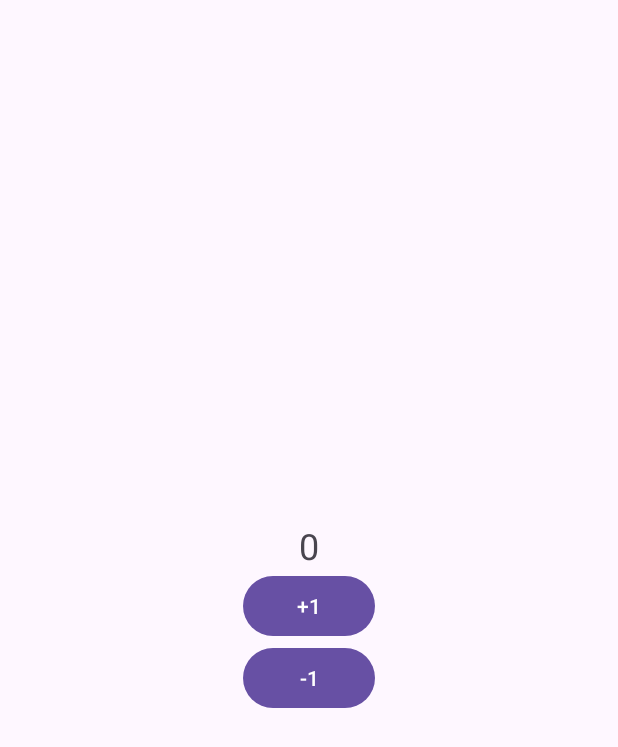
After one commit to Nurik-vip009/homework_3.2, an Android app: the layout fragment_first.xml on its own in the app's theme, with its tools: preview values and no code run, on a phone screen of 412 x 824 dp. The commit adds this screen. Shown: the top 747 px of the screen. Run offline under Robolectric (Android 15) with nearby library versions, the phone set to English and light mode, and no system bars.

Commit message:
first commit

```diff
--- /dev/null
+++ b/app/src/main/res/layout/fragment_first.xml
@@ -0,0 +1,28 @@
+<?xml version="1.0" encoding="utf-8"?>
+<LinearLayout
+    xmlns:android="http://schemas.android.com/apk/res/android"
+    android:layout_width="match_parent"
+    android:layout_height="match_parent"
+    android:orientation="vertical"
+    android:gravity="center"
+    android:padding="16dp">
+
+    <TextView
+        android:id="@+id/textView"
+        android:layout_width="wrap_content"
+        android:layout_height="wrap_content"
+        android:text="0"
+        android:textSize="24sp"/>
+
+    <Button
+        android:id="@+id/increaseButton"
+        android:layout_width="wrap_content"
+        android:layout_height="wrap_content"
+        android:text="+1"/>
+
+    <Button
+        android:id="@+id/decreaseButton"
+        android:layout_width="wrap_content"
+        android:layout_height="wrap_content"
+        android:text="-1"/>
+</LinearLayout>
--- a/app/src/main/res/values/strings.xml
+++ b/app/src/main/res/values/strings.xml
@@ -1,3 +1,5 @@
 <resources>
     <string name="app_name">FifthProject</string>
+    <!-- TODO: Remove or change this placeholder text -->
+    <string name="hello_blank_fragment">Hello blank fragment</string>
 </resources>
```
Also changed, not shown: app/src/main/java/com/example/fifthproject/FirstFragment.java (added, +53 -0 lines), app/src/main/java/com/example/fifthproject/MainActivity.java (+5 -18 lines), app/src/main/res/layout/activity_main.xml (+7 -25 lines).
